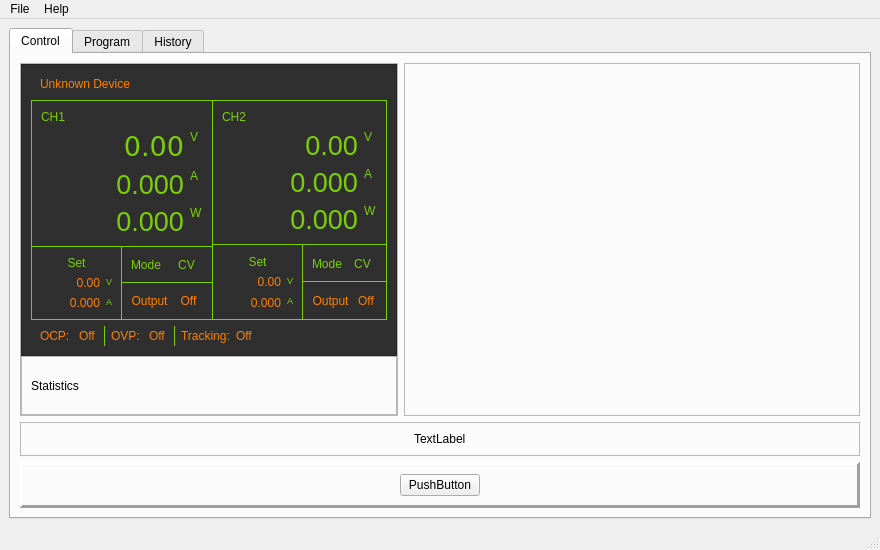
The window that forms/mainwindow.ui (crapp/labpowerqt) describes before a commit, drawn with Qt 5.
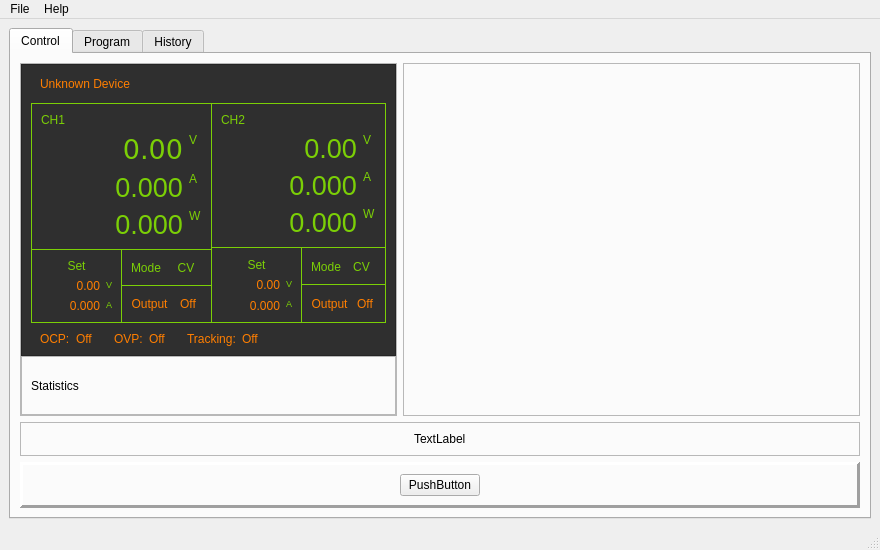
The same window after the commit. Icons and pictures are not drawn. Custom widgets are drawn as their Qt base class.

Diff of the .ui file:
```diff
--- a/forms/mainwindow.ui
+++ b/forms/mainwindow.ui
@@ -210,6 +210,12 @@
               <property name="bottomMargin">
                <number>0</number>
               </property>
+              <property name="horizontalSpacing">
+               <number>6</number>
+              </property>
+              <property name="verticalSpacing">
+               <number>0</number>
+              </property>
               <item row="0" column="0" colspan="2">
                <widget class="QFrame" name="frameDisplayHeader">
                 <property name="styleSheet">
@@ -223,7 +229,7 @@
                 </property>
                 <layout class="QHBoxLayout" name="horizontalLayout_5">
                  <property name="bottomMargin">
-                  <number>0</number>
+                  <number>9</number>
                  </property>
                  <item>
                   <widget class="QLabel" name="labelDisplayDeviceName">
@@ -332,9 +338,30 @@
                  <enum>QFrame::Raised</enum>
                 </property>
                 <layout class="QHBoxLayout" name="horizontalLayout_4">
+                 <property name="spacing">
+                  <number>0</number>
+                 </property>
+                 <property name="leftMargin">
+                  <number>0</number>
+                 </property>
                  <property name="topMargin">
                   <number>0</number>
                  </property>
+                 <property name="rightMargin">
+                  <number>0</number>
+                 </property>
+                 <property name="bottomMargin">
+                  <number>0</number>
+                 </property>
+                 <item>
+                  <widget class="QFrame" name="frameFooterOCP">
+                   <property name="frameShape">
+                    <enum>QFrame::NoFrame</enum>
+                   </property>
+                   <property name="frameShadow">
+                    <enum>QFrame::Raised</enum>
+                   </property>
+                   <layout class="QHBoxLayout" name="horizontalLayout_13">
                  <item>
                   <widget class="QLabel" name="labelOCP">
                    <property name="styleSheet">
@@ -354,14 +381,25 @@
                     </size>
                    </property>
                    <property name="styleSheet">
-                    <string notr="true">border-right: 1px solid #7BCF06;
-padding-right: 5px;</string>
+                       <string notr="true"/>
                    </property>
                    <property name="text">
                     <string>Off</string>
                    </property>
                   </widget>
                  </item>
+                   </layout>
+                  </widget>
+                 </item>
+                 <item>
+                  <widget class="QFrame" name="frameFooterOVP">
+                   <property name="frameShape">
+                    <enum>QFrame::NoFrame</enum>
+                   </property>
+                   <property name="frameShadow">
+                    <enum>QFrame::Raised</enum>
+                   </property>
+                   <layout class="QHBoxLayout" name="horizontalLayout_14">
                  <item>
                   <widget class="QLabel" name="labelOVP">
                    <property name="styleSheet">
@@ -381,14 +419,25 @@
                     </size>
                    </property>
                    <property name="styleSheet">
-                    <string notr="true">border-right: 1px solid #7BCF06;
-padding-right: 5px;</string>
+                       <string notr="true"/>
                    </property>
                    <property name="text">
                     <string>Off</string>
                    </property>
                   </widget>
                  </item>
+                   </layout>
+                  </widget>
+                 </item>
+                 <item>
+                  <widget class="QFrame" name="frameFooterTracking">
+                   <property name="frameShape">
+                    <enum>QFrame::NoFrame</enum>
+                   </property>
+                   <property name="frameShadow">
+                    <enum>QFrame::Raised</enum>
+                   </property>
+                   <layout class="QHBoxLayout" name="horizontalLayout_15">
                  <item>
                   <widget class="QLabel" name="labelTracking">
                    <property name="text">
@@ -409,6 +458,9 @@
                    </property>
                   </widget>
                  </item>
+                   </layout>
+                  </widget>
+                 </item>
                  <item>
                   <spacer name="horizontalSpacer_2">
                    <property name="orientation">
@@ -510,9 +562,6 @@
                        <number>1</number>
                       </property>
                       <layout class="QGridLayout" name="gridLayout_3">
-                       <property name="bottomMargin">
-                        <number>9</number>
-                       </property>
                        <item row="0" column="0">
                         <widget class="QLabel" name="labelCH1Name">
                          <property name="text">
@@ -794,7 +843,7 @@
                            <widget class="QFrame" name="frameCH1Mode">
                             <property name="minimumSize">
                              <size>
-                              <width>90</width>
+                              <width>0</width>
                               <height>0</height>
                              </size>
                             </property>
@@ -811,7 +860,7 @@
                             </property>
                             <layout class="QHBoxLayout" name="horizontalLayout_9">
                              <item>
-                              <widget class="QLabel" name="labelCH1ModeOutput">
+                              <widget class="QLabel" name="labelCH1Mode">
                                <property name="text">
                                 <string notr="true">Mode</string>
                                </property>
@@ -821,7 +870,7 @@
                               </widget>
                              </item>
                              <item>
-                              <widget class="QLabel" name="labelCH1ModeCV">
+                              <widget class="QLabel" name="labelCH1ModeStatus">
                                <property name="text">
                                 <string>CV</string>
                                </property>
```
Lines whose indentation alone changed are shown as unchanged.
